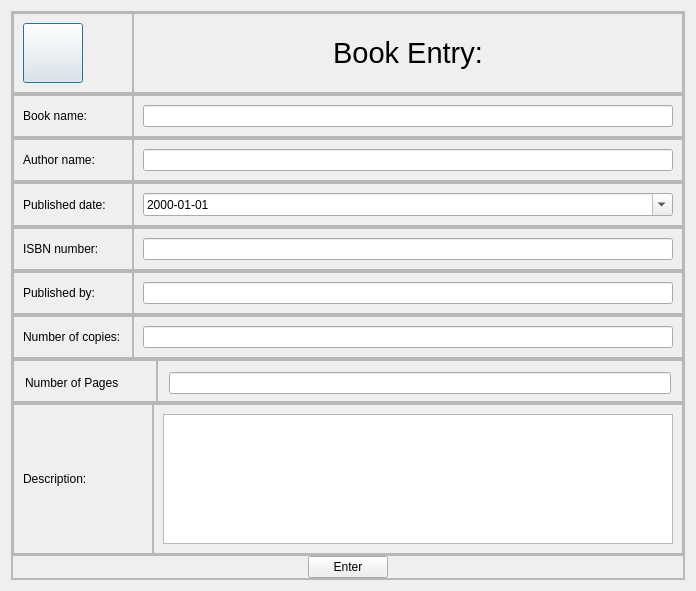
This is entry.ui in aavashlamichhane/LibMan as Qt 5 draws it before an edit. The edited form follows.
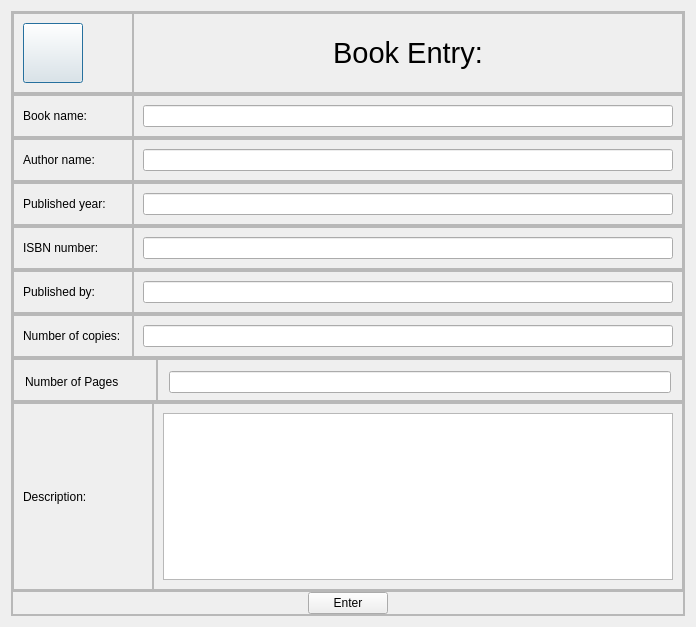
This is the edited form. Icons and pictures are not drawn.

Commit message: main window ma k gare chai tha chaina

The edit to the form file:
```diff
--- a/entry.ui
+++ b/entry.ui
@@ -7,7 +7,7 @@
     <x>0</x>
     <y>0</y>
     <width>696</width>
-    <height>591</height>
+    <height>627</height>
    </rect>
   </property>
   <property name="windowTitle">
@@ -338,7 +338,7 @@
             <item>
              <widget class="QLabel" name="label_4">
               <property name="text">
-               <string>Published date:</string>
+               <string>Published year:</string>
               </property>
              </widget>
             </item>
@@ -361,14 +361,7 @@
            </property>
            <layout class="QHBoxLayout" name="horizontalLayout_21">
             <item>
-             <widget class="QDateEdit" name="dateEdit_pdate">
-              <property name="displayFormat">
-               <string>yyyy-MM-dd</string>
-              </property>
-              <property name="calendarPopup">
-               <bool>true</bool>
-              </property>
-             </widget>
+             <widget class="QLineEdit" name="lineEdit_year"/>
             </item>
            </layout>
           </widget>
```
The commit also changes 3 other files.
